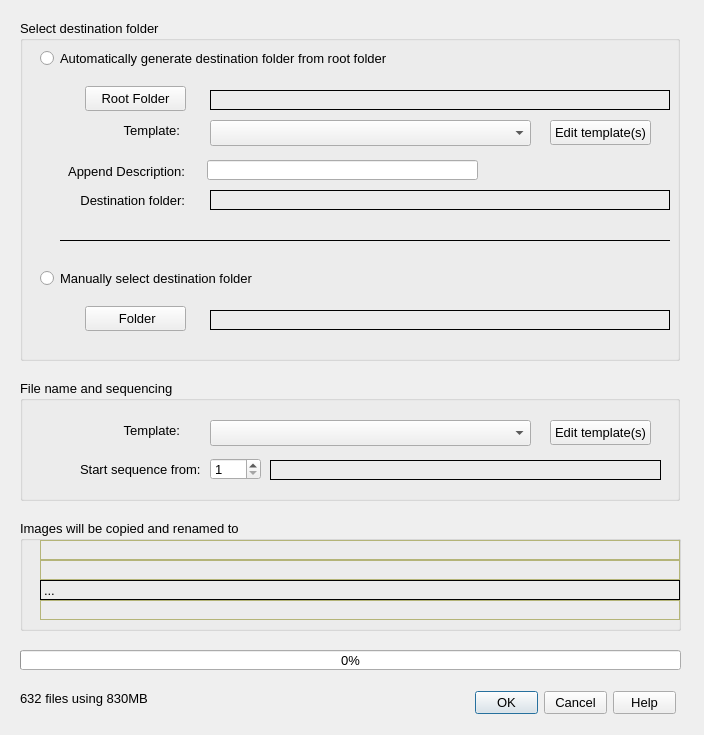
Qt form copypickdlg.ui (towhee/Winnow64) before a commit.
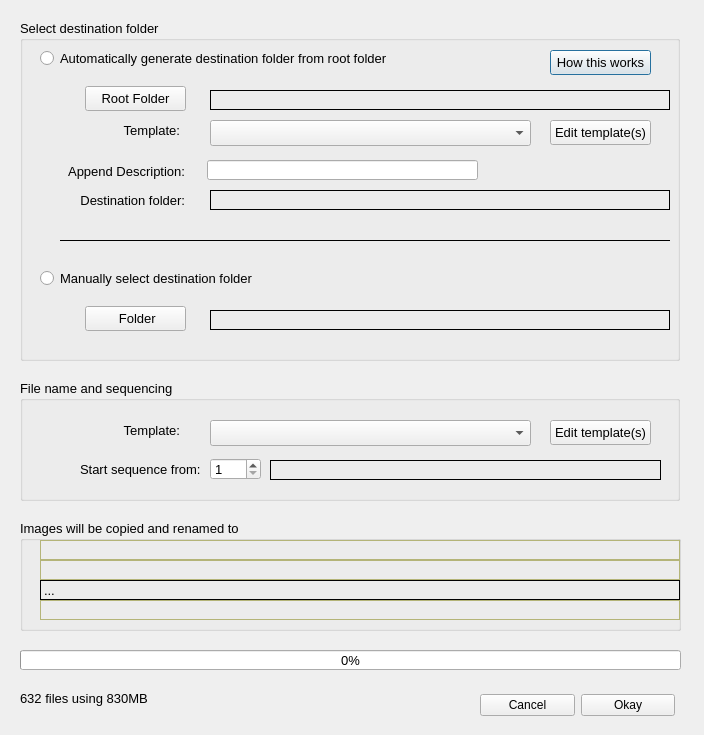
The same form after that commit.

```diff
--- a/copypickdlg.ui
+++ b/copypickdlg.ui
@@ -826,6 +826,19 @@
      <bool>false</bool>
     </property>
    </widget>
+   <widget class="QPushButton" name="helpBtn">
+    <property name="geometry">
+     <rect>
+      <x>530</x>
+      <y>30</y>
+      <width>101</width>
+      <height>25</height>
+     </rect>
+    </property>
+    <property name="text">
+     <string>How this works</string>
+    </property>
+   </widget>
   </widget>
   <widget class="QGroupBox" name="groupBox_4">
    <property name="geometry">
@@ -972,32 +985,6 @@
     </property>
    </widget>
   </widget>
-  <widget class="QDialogButtonBox" name="buttonBox">
-   <property name="geometry">
-    <rect>
-     <x>475</x>
-     <y>690</y>
-     <width>201</width>
-     <height>25</height>
-    </rect>
-   </property>
-   <property name="font">
-    <font>
-     <pointsize>10</pointsize>
-     <weight>50</weight>
-     <bold>false</bold>
-    </font>
-   </property>
-   <property name="orientation">
-    <enum>Qt::Horizontal</enum>
-   </property>
-   <property name="standardButtons">
-    <set>QDialogButtonBox::Cancel|QDialogButtonBox::Help|QDialogButtonBox::Ok</set>
-   </property>
-   <property name="centerButtons">
-    <bool>false</bool>
-   </property>
-  </widget>
   <widget class="QLabel" name="statsLabel">
    <property name="geometry">
     <rect>
@@ -1016,6 +1003,44 @@
     <string>632 files using 830MB</string>
    </property>
   </widget>
+  <widget class="QWidget" name="">
+   <property name="geometry">
+    <rect>
+     <x>480</x>
+     <y>690</y>
+     <width>195</width>
+     <height>30</height>
+    </rect>
+   </property>
+   <layout class="QHBoxLayout" name="horizontalLayout">
+    <item>
+     <widget class="QPushButton" name="cancelBtn">
+      <property name="minimumSize">
+       <size>
+        <width>93</width>
+        <height>0</height>
+       </size>
+      </property>
+      <property name="text">
+       <string>Cancel</string>
+      </property>
+     </widget>
+    </item>
+    <item>
+     <widget class="QPushButton" name="okBtn">
+      <property name="minimumSize">
+       <size>
+        <width>93</width>
+        <height>0</height>
+       </size>
+      </property>
+      <property name="text">
+       <string>Okay</string>
+      </property>
+     </widget>
+    </item>
+   </layout>
+  </widget>
  </widget>
  <resources/>
  <connections>
```
Left out of the diff: 35 changed lines with no effect on the pictures.
